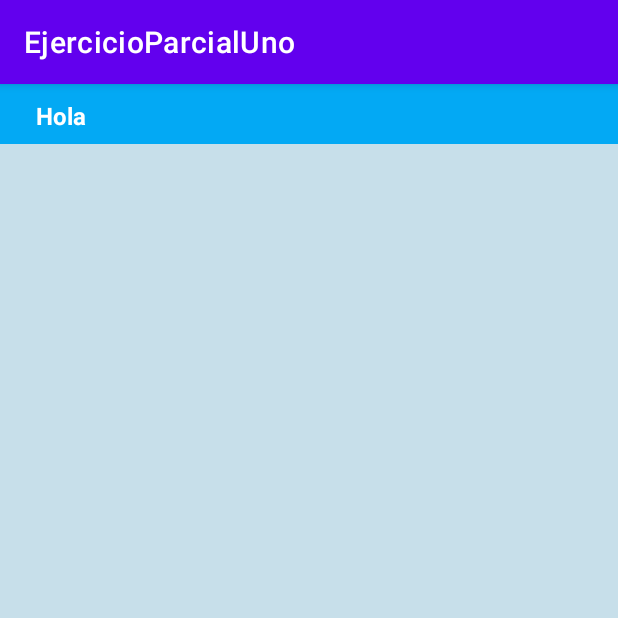
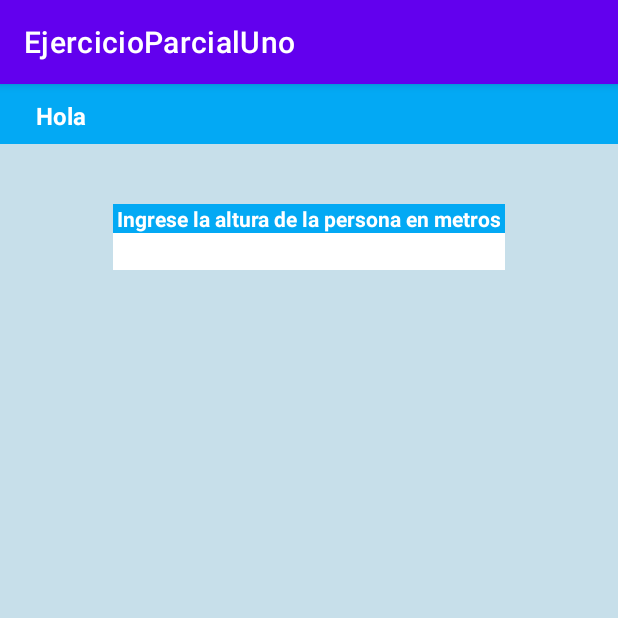
Before and after one commit to AngelaEspinosa2021/EjercicioParcialMoviles, an Android app: the CalculoImcActivity screen opened directly, with no data from a screen before it, on a phone screen of 412 x 824 dp, the top half of it. Run offline under Robolectric (Android 15) with nearby library versions, the phone set to English and light mode, and no system bars.

Commit message:
Se ingresa el TextView y el EditText que recibiran la altura.

```diff
--- a/EjercicioParcialUno/app/src/main/res/layout/activity_calculo_imc.xml
+++ b/EjercicioParcialUno/app/src/main/res/layout/activity_calculo_imc.xml
@@ -43,4 +43,39 @@
             android:textSize="16sp"
             android:textStyle="bold" />
     </LinearLayout>
+
+    <LinearLayout
+        android:layout_width="match_parent"
+        android:layout_height="wrap_content"
+        android:layout_marginStart="20dp"
+        android:layout_marginTop="80dp"
+        android:layout_marginEnd="20dp"
+        android:orientation="vertical"
+        app:layout_constraintEnd_toEndOf="parent"
+        app:layout_constraintStart_toStartOf="parent"
+        app:layout_constraintTop_toTopOf="parent">
+
+        <TextView
+            android:id="@+id/altura"
+            android:layout_width="match_parent"
+            android:layout_height="wrap_content"
+            android:layout_marginLeft="55dp"
+            android:layout_marginRight="55dp"
+            android:background="#03A9F4"
+            android:text="Ingrese la altura de la persona en metros"
+            android:textAlignment="center"
+            android:textColor="@color/white"
+            android:textStyle="bold" />
+
+        <EditText
+            android:id="@+id/txtAltura"
+            android:layout_width="match_parent"
+            android:layout_height="wrap_content"
+            android:layout_marginLeft="55dp"
+            android:layout_marginRight="55dp"
+            android:layout_marginBottom="5dp"
+            android:background="@color/white"
+            android:ems="10"
+            android:inputType="textPersonName" />
+    </LinearLayout>
 </androidx.constraintlayout.widget.ConstraintLayout>
```
